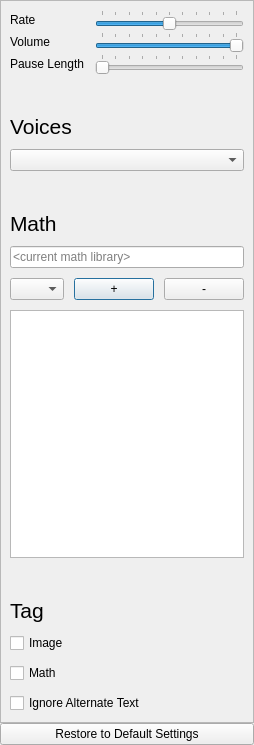
First picture: the form in src/forms/speech_settings.ui, repository DinoZAR/CentralAccessReader, before the edit.
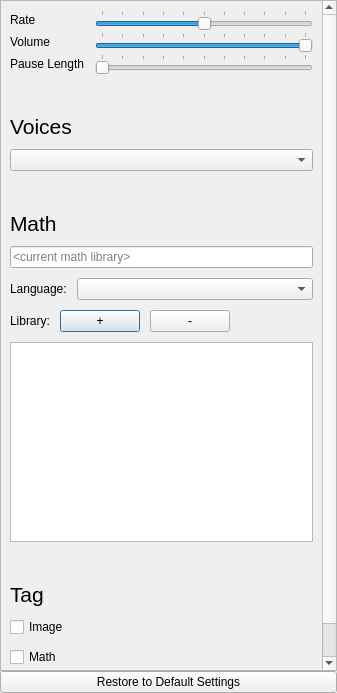
Second picture: the form after the edit. Icons and pictures are not drawn.

Commit message: Made the math library display in general settings act as toggle to show/hide the selection process. Also made sure that changes in the color settings affect the document in real time!

What changed in the file:
```diff
--- a/src/forms/speech_settings.ui
+++ b/src/forms/speech_settings.ui
@@ -6,8 +6,8 @@
    <rect>
     <x>0</x>
     <y>0</y>
-    <width>254</width>
-    <height>745</height>
+    <width>337</width>
+    <height>693</height>
    </rect>
   </property>
   <property name="windowTitle">
@@ -37,8 +37,8 @@
        <rect>
         <x>0</x>
         <y>0</y>
-        <width>252</width>
-        <height>720</height>
+        <width>318</width>
+        <height>741</height>
        </rect>
       </property>
       <layout class="QVBoxLayout" name="verticalLayout_9">
@@ -191,6 +191,9 @@
            </item>
            <item>
             <widget class="QLineEdit" name="mathLibraryDisplay">
+             <property name="styleSheet">
+              <string notr="true">border-width: 5px;</string>
+             </property>
              <property name="readOnly">
               <bool>true</bool>
              </property>
@@ -200,7 +203,14 @@
             </widget>
            </item>
            <item>
-            <layout class="QHBoxLayout" name="horizontalLayout" stretch="1,0,0">
+            <layout class="QHBoxLayout" name="horizontalLayout_2" stretch="0,1">
+             <item>
+              <widget class="QLabel" name="languageLabel">
+               <property name="text">
+                <string>Language:</string>
+               </property>
+              </widget>
+             </item>
              <item>
               <widget class="QComboBox" name="mathLanguageCombo">
                <property name="sizeAdjustPolicy">
@@ -208,6 +218,17 @@
                </property>
               </widget>
              </item>
+            </layout>
+           </item>
+           <item>
+            <layout class="QHBoxLayout" name="horizontalLayout" stretch="0,0,0,0">
+             <item>
+              <widget class="QLabel" name="libraryLabel">
+               <property name="text">
+                <string>Library:</string>
+               </property>
+              </widget>
+             </item>
              <item>
               <widget class="QPushButton" name="mathAddButton">
                <property name="toolTip">
@@ -228,6 +249,19 @@
                </property>
               </widget>
              </item>
+             <item>
+              <spacer name="horizontalSpacer">
+               <property name="orientation">
+                <enum>Qt::Horizontal</enum>
+               </property>
+               <property name="sizeHint" stdset="0">
+                <size>
+                 <width>40</width>
+                 <height>20</height>
+                </size>
+               </property>
+              </spacer>
+             </item>
             </layout>
            </item>
            <item>
@@ -290,6 +324,19 @@
          </item>
         </layout>
        </item>
+       <item>
+        <spacer name="verticalSpacer">
+         <property name="orientation">
+          <enum>Qt::Vertical</enum>
+         </property>
+         <property name="sizeHint" stdset="0">
+          <size>
+           <width>20</width>
+           <height>40</height>
+          </size>
+         </property>
+        </spacer>
+       </item>
       </layout>
      </widget>
     </widget>
```
The commit also changes 10 other files.
